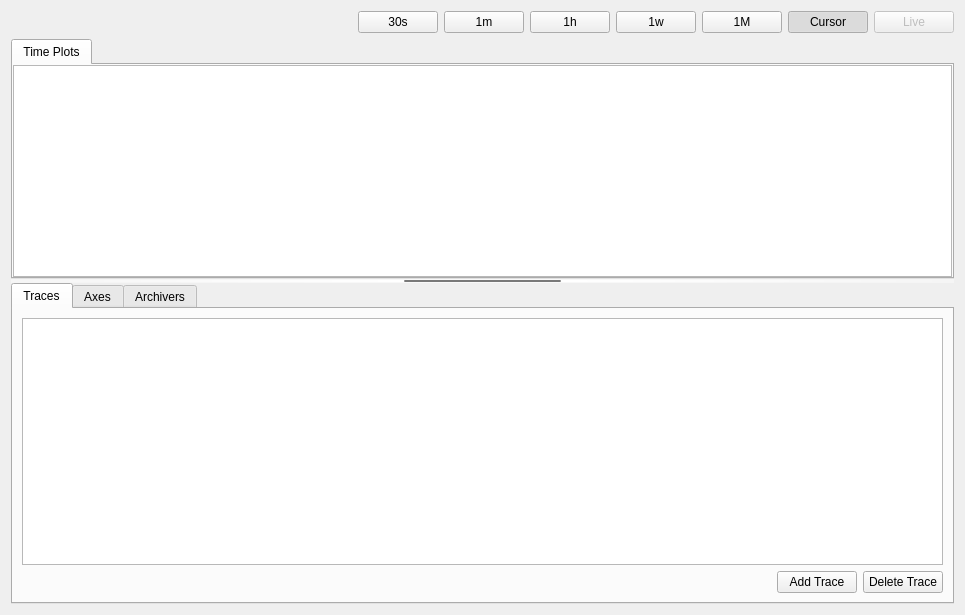
This is archive_viewer/archive_viewer.ui in slaclab/trace as Qt 5 draws it before an edit. The edited form follows.
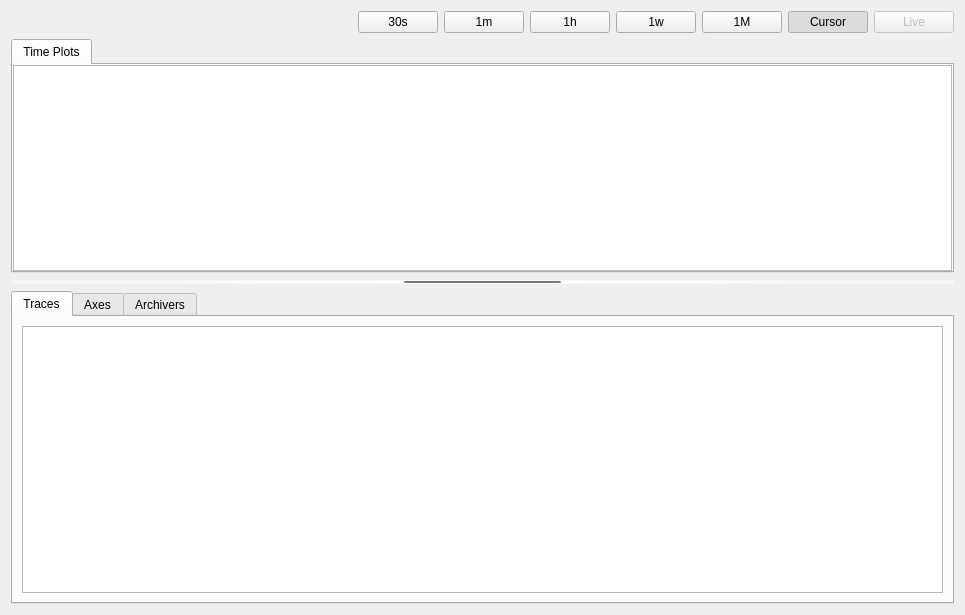
This is the edited form. Custom widgets are drawn as their Qt base class.

Commit message: ENH Disable autoscroll on mouse interaction

```diff
--- a/archive_viewer/archive_viewer.ui
+++ b/archive_viewer/archive_viewer.ui
@@ -16,6 +16,8 @@
   <property name="styleSheet">
    <string notr="true">QSplitter::handle {
 	background-color: qradialgradient(spread:pad, cx:0.5, cy:0.5, radius:0.5, fx:0.5, fy:0.5, stop:0 rgba(121, 121, 121, 255), stop:0.3 rgba(121, 121, 121, 255), stop:0.301 rgba(255, 255, 255, 255), stop:1 rgba(255, 255, 255, 100));
+	margin-top: 7px;
+	margin-bottom: 7px;
 }
 </string>
   </property>
@@ -209,37 +211,6 @@
           </property>
          </widget>
         </item>
-        <item>
-         <layout class="QHBoxLayout" name="trace_row_lyt">
-          <item>
-           <spacer name="trace_row_spcr">
-            <property name="orientation">
-             <enum>Qt::Horizontal</enum>
-            </property>
-            <property name="sizeHint" stdset="0">
-             <size>
-              <width>40</width>
-              <height>20</height>
-             </size>
-            </property>
-           </spacer>
-          </item>
-          <item>
-           <widget class="QPushButton" name="add_trace_row_btn">
-            <property name="text">
-             <string>Add Trace</string>
-            </property>
-           </widget>
-          </item>
-          <item>
-           <widget class="QPushButton" name="del_trace_row_btn">
-            <property name="text">
-             <string>Delete Trace</string>
-            </property>
-           </widget>
-          </item>
-         </layout>
-        </item>
        </layout>
       </widget>
       <widget class="QWidget" name="axes_tab">
```
The commit also changes 1 other file.
